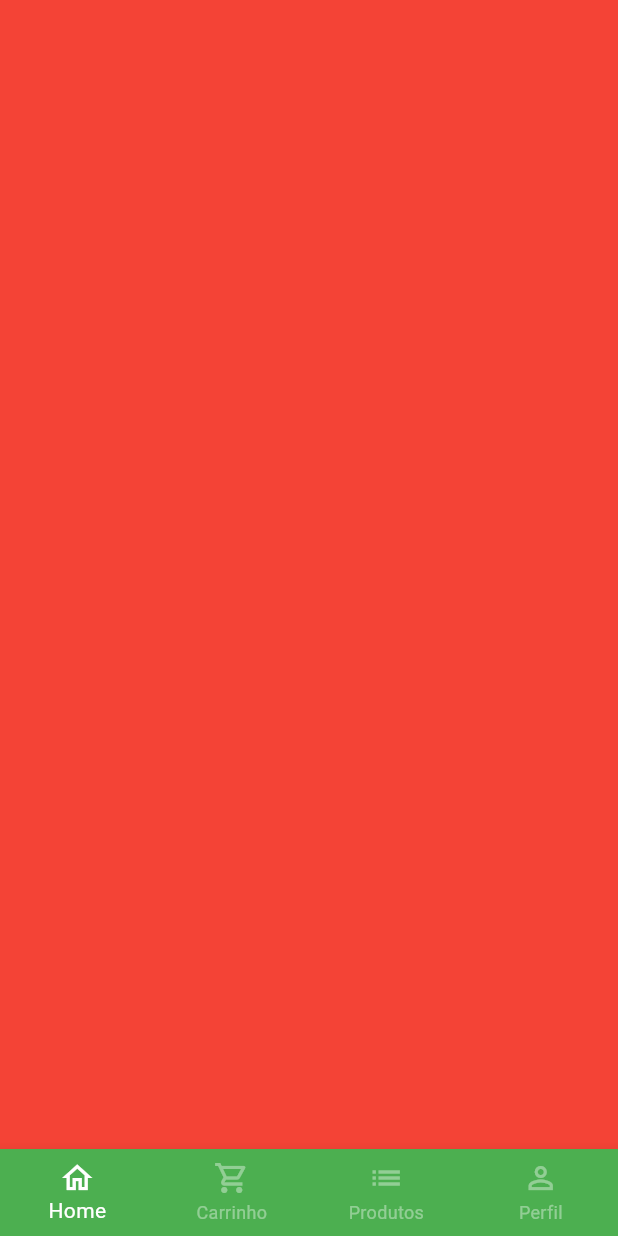
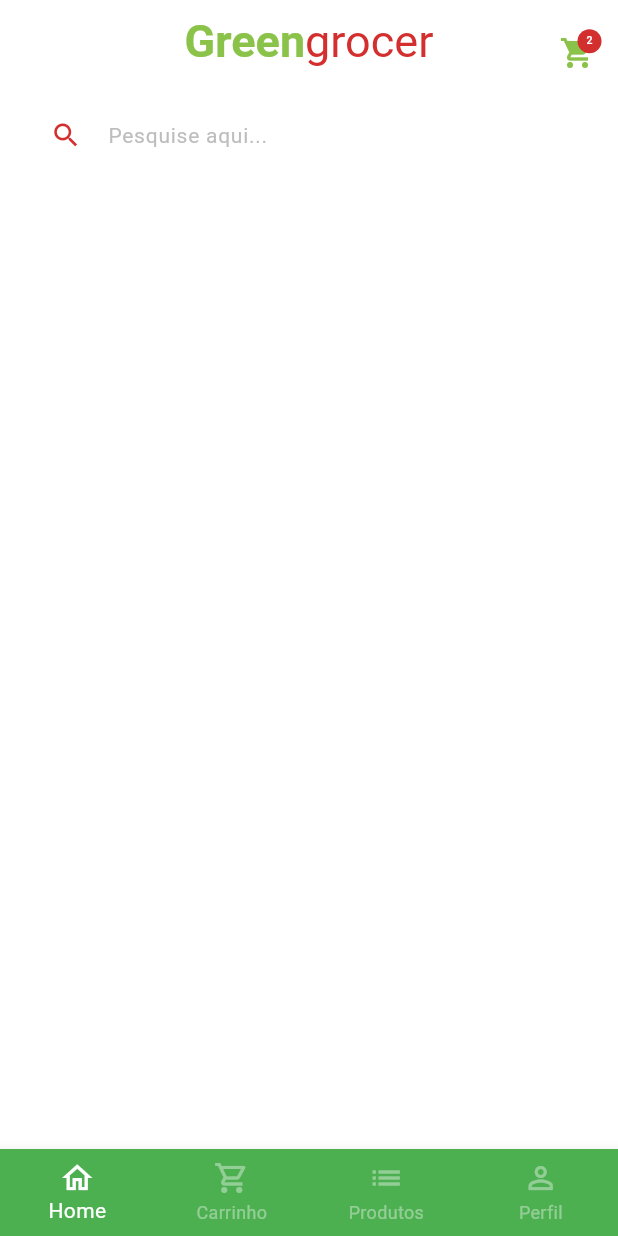
Before and after one commit to RomarioCabo/greengrocer, a Flutter app: the screen it shows after launch, after a tap on "Entrar", on a phone screen of 412 x 824 dp. Run offline on Flutter 3.47's test engine with Material 3 defaults, Android fonts, the phone set to English and light mode, and no system bars; our stand-ins replace animated_text_kit, mask_text_input_formatter.

Commit message:
Implementação da home tab

```diff
--- a/lib/main.dart
+++ b/lib/main.dart
@@ -14,6 +14,7 @@ class MyApp extends StatelessWidget {
     return MaterialApp(
       title: 'Flutter Demo',
       theme: ThemeData(
+        scaffoldBackgroundColor: Colors.white.withAlpha(190),
         colorScheme: ColorScheme.fromSeed(
           seedColor: CustomColors.customSwatchColor,
         ),
--- a/lib/src/base/base_screen.dart
+++ b/lib/src/base/base_screen.dart
@@ -1,4 +1,5 @@
 import 'package:flutter/material.dart';
+import 'package:greengrocer/src/home/home_tab.dart';
 
 class BaseScreen extends StatefulWidget {
   const BaseScreen({super.key});
@@ -18,7 +19,7 @@ class _BaseScreenState extends State<BaseScreen> {
         physics: const NeverScrollableScrollPhysics(),
         controller: pageController,
         children: [
-          Container(color: Colors.red),
+          const HomeTab(),
           Container(color: Colors.green),
           Container(color: Colors.yellow),
           Container(color: Colors.grey),
--- /dev/null
+++ b/lib/src/home/home_tab.dart
@@ -0,0 +1,105 @@
+import 'package:flutter/material.dart';
+import 'package:greengrocer/src/config/custom_colors.dart';
+
+class HomeTab extends StatefulWidget {
+  const HomeTab({super.key});
+
+  @override
+  State<HomeTab> createState() => _HomeTabState();
+}
+
+class _HomeTabState extends State<HomeTab> {
+  @override
+  Widget build(BuildContext context) {
+    return Scaffold(
+      appBar: AppBar(
+        backgroundColor: Colors.transparent,
+        elevation: 0,
+        centerTitle: true,
+        title: Text.rich(
+          TextSpan(
+            style: const TextStyle(
+              fontSize: 30,
+            ),
+            children: [
+              TextSpan(
+                text: 'Green',
+                style: TextStyle(
+                  color: CustomColors.customSwatchColor,
+                  fontWeight: FontWeight.bold,
+                ),
+              ),
+              TextSpan(
+                text: 'grocer',
+                style: TextStyle(
+                  color: CustomColors.customContrastColor,
+                ),
+              ),
+            ],
+          ),
+        ),
+        actions: [
+          SafeArea(
+            child: Padding(
+              padding: const EdgeInsets.only(
+                top: 15,
+                right: 15,
+              ),
+              child: GestureDetector(
+                onTap: () {},
+                child: Badge(
+                  backgroundColor: CustomColors.customContrastColor,
+                  label: const Text(
+                    '2',
+                    style: TextStyle(
+                      color: Colors.white,
+                      fontSize: 7,
+                    ),
+                  ),
+                  child: Icon(
+                    Icons.shopping_cart,
+                    color: CustomColors.customSwatchColor,
+                  ),
+                ),
+              ),
+            ),
+          ),
+        ],
+      ),
+      body: Column(
+        children: [
+          Padding(
+            padding: const EdgeInsets.symmetric(
+              horizontal: 20,
+              vertical: 10,
+            ),
+            child: TextFormField(
+              decoration: InputDecoration(
+                filled: true,
+                fillColor: Colors.white,
+                isDense: true,
+                hintText: 'Pesquise aqui...',
+                hintStyle: TextStyle(
+                  color: Colors.grey.shade400,
+                  fontSize: 14,
+                ),
+                prefixIcon: Icon(
+                  Icons.search,
+                  color: CustomColors.customContrastColor,
+                  size: 21,
+                ),
+                border: OutlineInputBorder(
+                  borderRadius: BorderRadius.circular(60),
+                  borderSide: const BorderSide(
+                    width: 0,
+                    style: BorderStyle.none,
+                  ),
+                ),
+              ),
+            ),
+          ),
+        ],
+      ),
+    );
+  }
+}
```
